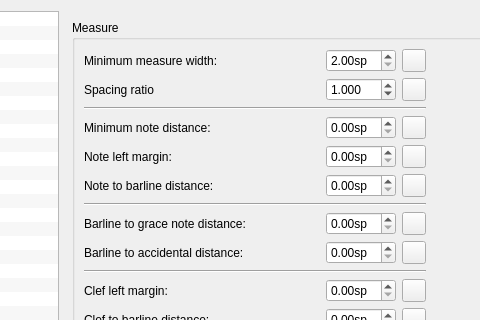
Before: the Qt Designer form src/notation/view/widgets/editstyle.ui in mike-spa/MuseScore, drawn with Qt 5; both pictures show x 209 to 689 and y 0 to 320 of the 933 by 752 pixel window.
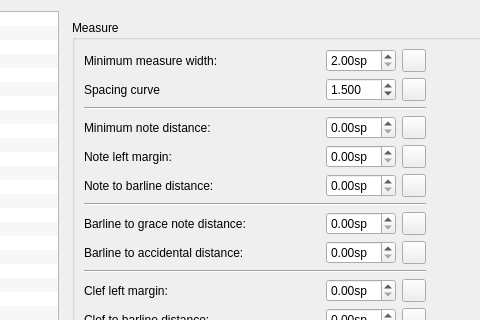
After: the same form once the commit is applied. Custom widgets are drawn as their Qt base class.

Commit message: SCORE's spacing

```diff
--- a/src/notation/view/widgets/editstyle.ui
+++ b/src/notation/view/widgets/editstyle.ui
@@ -4008,7 +4008,7 @@
                <item row="1" column="0">
                 <widget class="QLabel" name="label_11">
                  <property name="text">
-                  <string>Spacing ratio</string>
+                  <string>Spacing curve</string>
                  </property>
                  <property name="buddy">
                   <cstring>measureSpacing</cstring>
@@ -4387,16 +4387,16 @@
                   <number>3</number>
                  </property>
                  <property name="minimum">
-                  <double>0.000000000000000</double>
+                  <double>1.000000000000000</double>
                  </property>
                  <property name="maximum">
-                  <double>10.000000000000000</double>
+                  <double>2.000000000000000</double>
                  </property>
                  <property name="singleStep">
                   <double>0.100000000000000</double>
                  </property>
                  <property name="value">
-                  <double>1.000000000000000</double>
+                  <double>1.500000000000000</double>
                  </property>
                 </widget>
                </item>
```
The commit also changes 5 other files.
